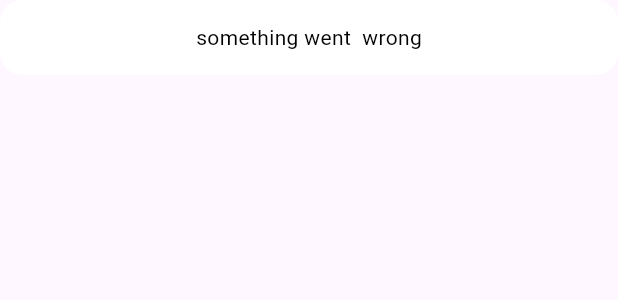
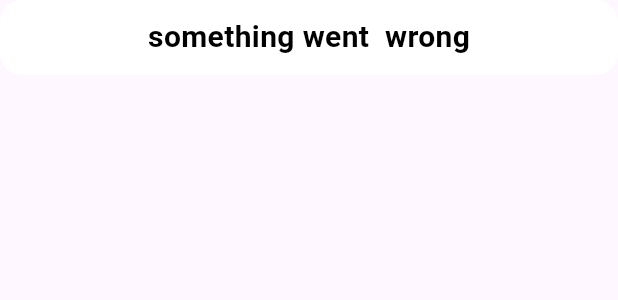
Before and after one commit to yasaleo/school-app, a Flutter app: the AnimatedSnackbar widget shown alone on an empty page, opened directly, on a phone screen of 412 x 824 dp. Shown: the top 300 px of the screen. Run offline on Flutter 3.47's test engine with Material 2 defaults, Android fonts, the phone set to English and light mode, and no system bars; our stand-ins replace bloc, flutter_bloc, rive.

Commit message:
minor tweaks

```diff
--- a/lib/presentation/widgets/animated_snackbar.dart
+++ b/lib/presentation/widgets/animated_snackbar.dart
@@ -15,6 +15,8 @@ class _AnimatedSnackbarState extends State<AnimatedSnackbar>
   late Animation<Color?> colorAnimation;
 
   int reeatedTimes = 0;
+
+  bool isFirst = true;
   @override
   void initState() {
     initAnimation();
@@ -34,21 +36,22 @@ class _AnimatedSnackbarState extends State<AnimatedSnackbar>
       child: const Center(
           child: Text(
         "something went  wrong",
-        style: TextStyle(color: Colors.black),
+        style: TextStyle(color: Colors.black,fontSize: 20,fontWeight: FontWeight.bold),
       )),
     );
   }
 
   void initAnimation()async {
+
     controller = AnimationController(
 
       vsync: this,
-      duration: const Duration(milliseconds: 250),
+      duration: const Duration(milliseconds: 180),
     );
     colorAnimation =
         ColorTween(begin: Colors.white, end: Colors.red[400]).animate(
       CurvedAnimation(
-          parent: controller, curve: Curves.easeInOut),
+          parent: controller, curve: Curves.fastOutSlowIn),
     );
     controller.addListener(() {
       if (!mounted) return;
@@ -61,7 +64,7 @@ class _AnimatedSnackbarState extends State<AnimatedSnackbar>
           if (!mounted) return;
             setState(() {
               if (controller.isDismissed) {
-                if (reeatedTimes != 1) {
+                if (reeatedTimes != 2) {
                   reeatedTimes = ++reeatedTimes;
 
                   repeat();
@@ -72,7 +75,11 @@ class _AnimatedSnackbarState extends State<AnimatedSnackbar>
         });
       }
     });
+    if (isFirst) {
+    await Future.delayed(const Duration(milliseconds: 300));
+    isFirst = false;
 
+    }
     controller.forward();
   }
 
```
